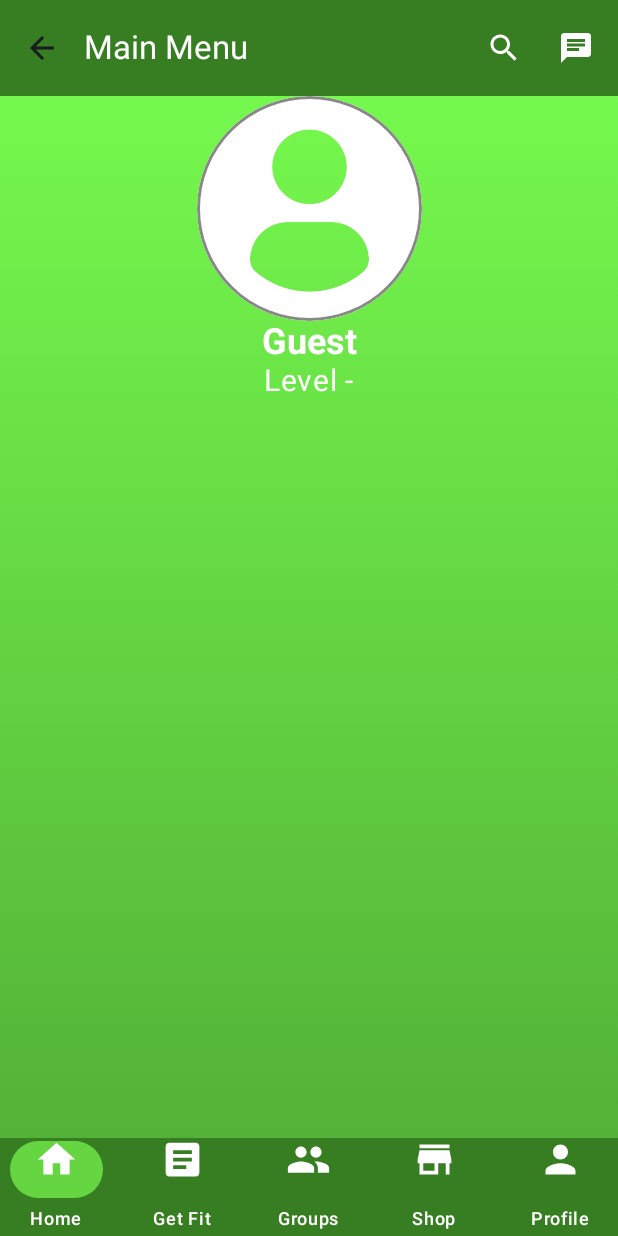
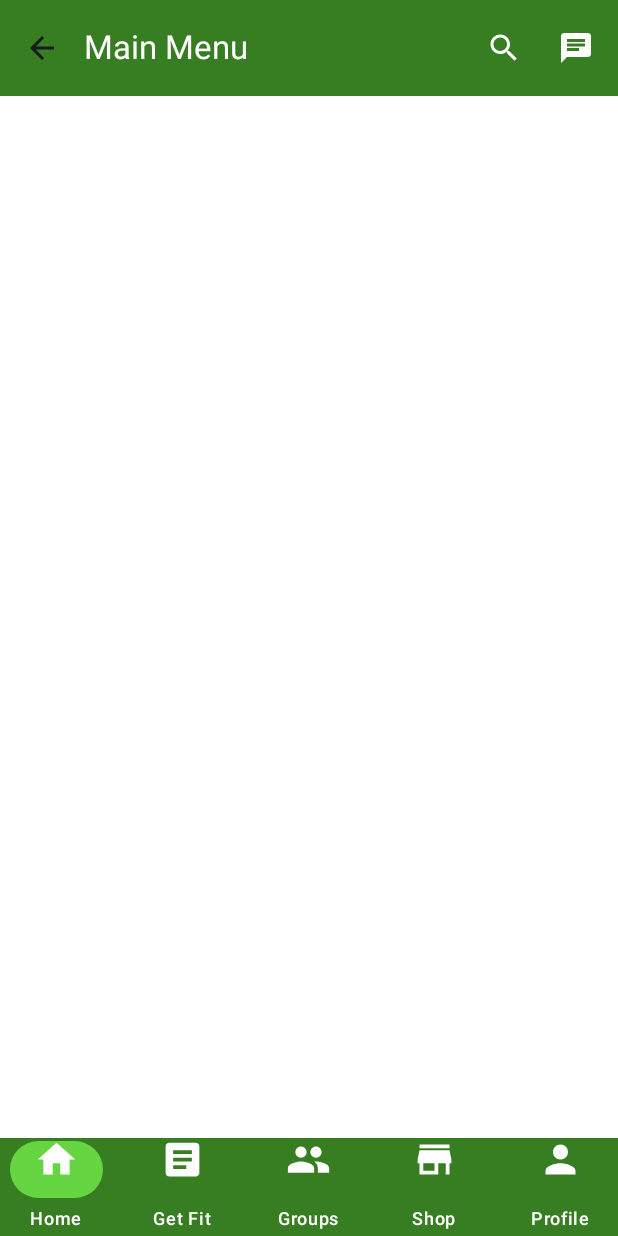
Before and after one commit to PedroRS9/FitQuest, an Android app built with Jetpack Compose: the MainMenuScreen screen opened through its navigation route, on a phone screen of 412 x 824 dp. Run offline under Robolectric (Android 15) with nearby library versions, the phone set to English and light mode, and no system bars; our stand-ins replace Firebase (no records; nobody signed in at launch, a user with empty details on screens opened directly), livedata-compose; 3 statements that could not run were skipped.

Commit message:
Background color modified.

```diff
--- a/app/src/main/java/es/ulpgc/pigs/fitquest/extensions/ModifierExtensions.kt
+++ b/app/src/main/java/es/ulpgc/pigs/fitquest/extensions/ModifierExtensions.kt
@@ -4,10 +4,11 @@ import androidx.compose.foundation.background
 import androidx.compose.foundation.layout.fillMaxSize
 import androidx.compose.ui.Modifier
 import androidx.compose.ui.graphics.Brush
+import es.ulpgc.pigs.fitquest.ui.theme.FitQuestBackground
 import es.ulpgc.pigs.fitquest.ui.theme.FitquestGradientBottom
 import es.ulpgc.pigs.fitquest.ui.theme.FitquestGradientTop
 
-fun Modifier.fitquestBackground(): Modifier = this
+fun Modifier.fitquestLoginBackground(): Modifier = this
         .fillMaxSize()
         .background(
                 brush = Brush.verticalGradient(
@@ -17,3 +18,14 @@ fun Modifier.fitquestBackground(): Modifier = this
                         )
                 )
         )
+
+fun Modifier.fitquestBackground(): Modifier = this
+        .fillMaxSize()
+        .background(
+                brush = Brush.verticalGradient(
+                        colors = listOf(
+                                FitQuestBackground,
+                                FitQuestBackground
+                        )
+                )
+        )
--- a/app/src/main/java/es/ulpgc/pigs/fitquest/screens/loginscreen/LoginScreen.kt
+++ b/app/src/main/java/es/ulpgc/pigs/fitquest/screens/loginscreen/LoginScreen.kt
@@ -38,7 +38,7 @@ import es.ulpgc.pigs.fitquest.components.FitquestButton
 import es.ulpgc.pigs.fitquest.components.FitquestClickableText
 import es.ulpgc.pigs.fitquest.components.FitquestTextField
 import es.ulpgc.pigs.fitquest.data.Result
-import es.ulpgc.pigs.fitquest.extensions.fitquestBackground
+import es.ulpgc.pigs.fitquest.extensions.fitquestLoginBackground
 import es.ulpgc.pigs.fitquest.global.UserGlobalConf
 import es.ulpgc.pigs.fitquest.navigation.AppScreens
 import es.ulpgc.pigs.fitquest.ui.theme.FitquestTheme
@@ -75,7 +75,7 @@ fun BodyContent(navController: NavController,
     val focusManager = LocalFocusManager.current
 
     Column(
-        modifier = Modifier.fitquestBackground().pointerInput(Unit){
+        modifier = Modifier.fitquestLoginBackground().pointerInput(Unit){
             detectTapGestures(onTap = {
                 focusManager.clearFocus() // Clear focus when user taps outside of a TextField
             })
--- a/app/src/main/java/es/ulpgc/pigs/fitquest/screens/mainmenu/MainMenuScreen.kt
+++ b/app/src/main/java/es/ulpgc/pigs/fitquest/screens/mainmenu/MainMenuScreen.kt
@@ -1,11 +1,14 @@
 package es.ulpgc.pigs.fitquest.screens.mainmenu
 
+import android.app.Activity
+import android.content.pm.PackageManager
 import androidx.activity.compose.BackHandler
 import androidx.compose.foundation.layout.Column
 import androidx.compose.foundation.layout.PaddingValues
 import androidx.compose.foundation.layout.fillMaxSize
 import androidx.compose.foundation.layout.padding
 import androidx.compose.material3.AlertDialog
+import androidx.compose.material3.Button
 import androidx.compose.material3.ExperimentalMaterial3Api
 import androidx.compose.material3.MaterialTheme
 import androidx.compose.material3.Scaffold
@@ -22,11 +25,14 @@ import androidx.compose.runtime.remember
 import androidx.compose.ui.Alignment
 import androidx.compose.ui.Modifier
 import androidx.compose.ui.graphics.Color
+import androidx.compose.ui.platform.LocalContext
 import androidx.compose.ui.res.painterResource
 import androidx.compose.ui.res.stringResource
 import androidx.compose.ui.text.font.FontWeight
 import androidx.compose.ui.tooling.preview.Preview
 import androidx.compose.ui.unit.sp
+import androidx.core.app.ActivityCompat
+import androidx.core.content.ContextCompat
 import androidx.lifecycle.viewmodel.compose.viewModel
 import androidx.navigation.NavBackStackEntry
 import androidx.navigation.NavController
@@ -97,7 +103,7 @@ fun BodyContent(
         horizontalAlignment = Alignment.CenterHorizontally
     ) {
 
-        FitquestProfilePicture(userProfileImage = painter, onClick = { navController.navigate(route = AppScreens.ProfileScreen.route) } )
+        //FitquestProfilePicture(userProfileImage = painter, onClick = { navController.navigate(route = AppScreens.ProfileScreen.route) } )
 
         // User name and level
         FitquestClickableText(
--- a/app/src/main/java/es/ulpgc/pigs/fitquest/screens/signup/SignupScreen.kt
+++ b/app/src/main/java/es/ulpgc/pigs/fitquest/screens/signup/SignupScreen.kt
@@ -39,7 +39,7 @@ import es.ulpgc.pigs.fitquest.ui.theme.FitquestTheme
 import es.ulpgc.pigs.fitquest.components.FitquestButton
 import es.ulpgc.pigs.fitquest.components.FitquestCheckbox
 import es.ulpgc.pigs.fitquest.components.FitquestTextField
-import es.ulpgc.pigs.fitquest.extensions.fitquestBackground
+import es.ulpgc.pigs.fitquest.extensions.fitquestLoginBackground
 import es.ulpgc.pigs.fitquest.navigation.AppScreens
 
 @Composable
@@ -76,7 +76,7 @@ fun BodyContent(navController: NavController,
     val context = LocalContext.current
 
     Column(
-        modifier = Modifier.fitquestBackground(),
+        modifier = Modifier.fitquestLoginBackground(),
         verticalArrangement = Arrangement.Center,
         horizontalAlignment = Alignment.CenterHorizontally,
     ) {
--- a/app/src/main/java/es/ulpgc/pigs/fitquest/screens/welcomemenu/WelcomeMenuScreen.kt
+++ b/app/src/main/java/es/ulpgc/pigs/fitquest/screens/welcomemenu/WelcomeMenuScreen.kt
@@ -28,6 +28,7 @@ import es.ulpgc.pigs.fitquest.R
 import es.ulpgc.pigs.fitquest.components.FitquestSocialMediaIcons
 import es.ulpgc.pigs.fitquest.components.FitquestTransparentButton
 import es.ulpgc.pigs.fitquest.extensions.fitquestBackground
+import es.ulpgc.pigs.fitquest.extensions.fitquestLoginBackground
 import es.ulpgc.pigs.fitquest.navigation.AppScreens
 import es.ulpgc.pigs.fitquest.ui.theme.FitquestTheme
 
@@ -45,7 +46,7 @@ fun WelcomeScreen(navController: NavController) {
 @Composable
 fun BodyContent(navController: NavController) {
         Column(
-                modifier = Modifier.fitquestBackground(),
+                modifier = Modifier.fitquestLoginBackground(),
                 verticalArrangement = Arrangement.Center,
                 horizontalAlignment = Alignment.CenterHorizontally,
         ) {
--- a/app/src/main/java/es/ulpgc/pigs/fitquest/ui/theme/Color.kt
+++ b/app/src/main/java/es/ulpgc/pigs/fitquest/ui/theme/Color.kt
@@ -12,5 +12,6 @@ val Pink40 = Color(0xFF7D5260)
 
 val DarkGreen = Color(0xFF377D22)
 val SaturatedGreen = Color(0xFF65D642)
+val FitQuestBackground = Color( 0xFFFFFFFF)
 val FitquestGradientTop = Color(0xFF78FF4F)
 val FitquestGradientBottom = Color(0xFF50AB35)
```
Also changed, not shown: 1 other file.
